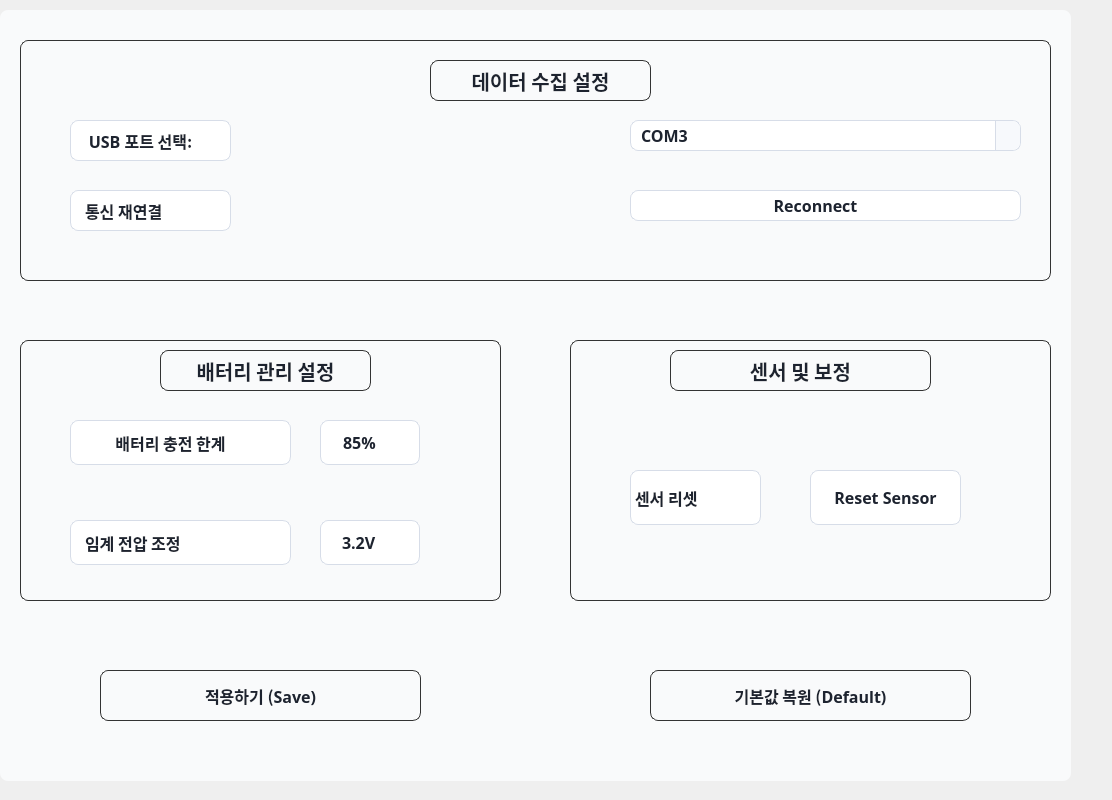
First picture: the form in PyQt_GUI/setting.ui, repository yuunow57/Capstone-Design-Project, before the edit.
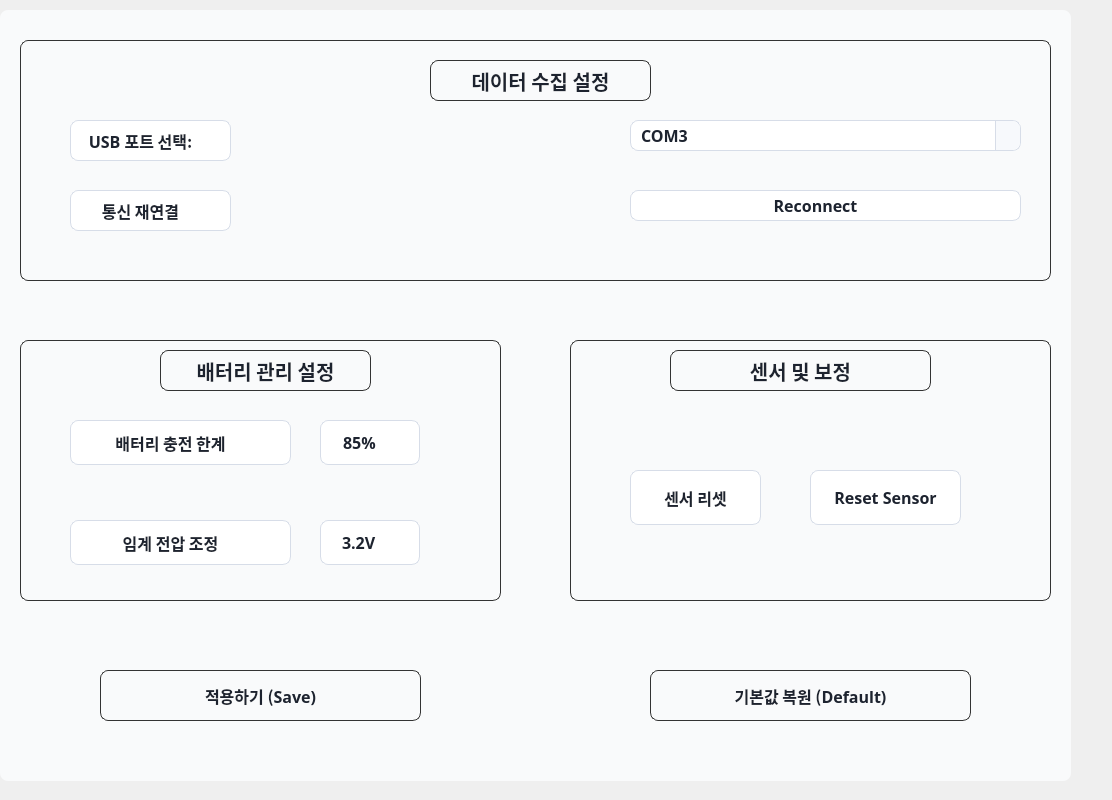
Second picture: the form after the edit.

```diff
--- a/PyQt_GUI/setting.ui
+++ b/PyQt_GUI/setting.ui
@@ -224,6 +224,9 @@
      <property name="text">
       <string>통신 재연결</string>
      </property>
+     <property name="alignment">
+      <set>Qt::AlignCenter</set>
+     </property>
     </widget>
     <widget class="QPushButton" name="btn_reconnect_2">
      <property name="geometry">
@@ -328,11 +331,15 @@
     color: #1d232f;
     border: 1px solid #d7dde8;
     border-radius: 8px;
-    padding: 6px 30px 6px 10px;</string>
+    padding: 6px 30px 6px 10px;
+text-align: center;  </string>
      </property>
      <property name="text">
       <string>임계 전압 조정</string>
      </property>
+     <property name="alignment">
+      <set>Qt::AlignCenter</set>
+     </property>
     </widget>
     <widget class="QLineEdit" name="edit_threshold_voltage">
      <property name="geometry">
@@ -500,6 +507,9 @@
      <property name="text">
       <string>센서 리셋</string>
      </property>
+     <property name="alignment">
+      <set>Qt::AlignCenter</set>
+     </property>
     </widget>
     <widget class="QPushButton" name="btn_reconnect">
      <property name="geometry">
```
